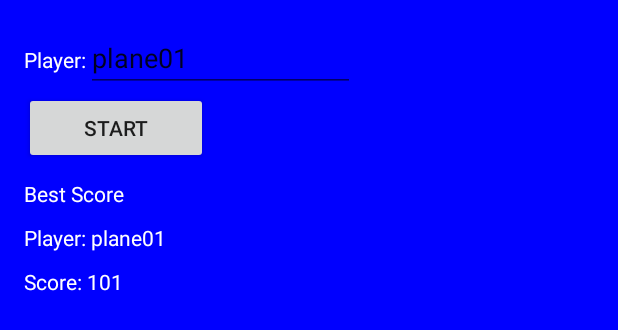
After one commit to thompsonx/CloudyTrip2D, an Android app: the layout activity_menu.xml on its own in the app's theme, with its tools: preview values and no code run, on a phone screen of 412 x 824 dp. The commit adds this screen. Shown: the top 330 px of the screen. Run offline under Robolectric (Android 15) with nearby library versions, the phone set to English and light mode, and no system bars.

Commit message:
Saving score, welcome/menu activity

```diff
--- a/app/src/main/java/com/tamz2/pan0068/cloudytrip2d/objects/Cloud.java
+++ b/app/src/main/java/com/tamz2/pan0068/cloudytrip2d/objects/Cloud.java
@@ -12,7 +12,7 @@ import com.tamz2.pan0068.cloudytrip2d.views.GameView;
  */
 public class Cloud extends GameObject {
 
-    private static final int DEFAULT_SPEED = -8;
+    public static final int DEFAULT_SPEED = -8;
 
     private boolean active = true;
 
--- a/app/src/main/java/com/tamz2/pan0068/cloudytrip2d/views/GameThread.java
+++ b/app/src/main/java/com/tamz2/pan0068/cloudytrip2d/views/GameThread.java
@@ -30,6 +30,7 @@ public class GameThread extends Thread {
     public void setRunning(boolean running) {
         this.running = running;
     }
+    public boolean isRunning() {return running;}
 
     @Override
     public void run() {
--- /dev/null
+++ b/app/src/main/res/layout/activity_menu.xml
@@ -0,0 +1,91 @@
+<RelativeLayout xmlns:android="http://schemas.android.com/apk/res/android"
+    xmlns:tools="http://schemas.android.com/tools" android:layout_width="match_parent"
+    android:layout_height="match_parent" android:paddingLeft="@dimen/activity_horizontal_margin"
+    android:paddingRight="@dimen/activity_horizontal_margin"
+    android:paddingTop="@dimen/activity_vertical_margin"
+    android:paddingBottom="@dimen/activity_vertical_margin"
+    tools:context="com.tamz2.pan0068.cloudytrip2d.MenuActivity"
+    android:background="#0000ff">
+
+    <LinearLayout
+        android:orientation="horizontal"
+        android:layout_width="match_parent"
+        android:layout_height="match_parent"
+        android:layout_alignParentTop="true"
+        android:layout_alignParentLeft="true"
+        android:layout_alignParentStart="true"
+        android:weightSum="1"
+        android:focusable="true"
+        android:focusableInTouchMode="true"
+        android:clickable="true"
+        android:contextClickable="true">
+
+        <LinearLayout
+            android:orientation="vertical"
+            android:layout_width="wrap_content"
+            android:layout_height="match_parent"
+            android:layout_weight="0.18">
+
+            <LinearLayout
+                android:orientation="horizontal"
+                android:layout_width="match_parent"
+                android:layout_height="wrap_content">
+
+                <TextView
+                    android:layout_width="wrap_content"
+                    android:layout_height="wrap_content"
+                    android:text="Player:"
+                    android:id="@+id/txtPlayer"
+                    android:textColor="#ffffff" />
+
+                <EditText
+                    android:layout_width="wrap_content"
+                    android:layout_height="wrap_content"
+                    android:id="@+id/editPlayer"
+                    android:layout_weight="1"
+                    android:text="plane01"
+                    android:inputType="text" />
+            </LinearLayout>
+
+            <Button
+                android:layout_width="fill_parent"
+                android:layout_height="wrap_content"
+                android:text="Start"
+                android:id="@+id/buttonStart"
+                android:layout_alignParentTop="true"
+                android:layout_alignParentRight="true"
+                android:layout_alignParentEnd="true"
+                android:layout_marginRight="98dp"
+                android:layout_marginEnd="98dp"
+                android:paddingTop="10dp"
+                android:paddingBottom="10dp"
+                android:paddingLeft="20dp"
+                android:paddingRight="20dp" />
+
+            <TextView
+                android:layout_width="fill_parent"
+                android:layout_height="wrap_content"
+                android:text="Best Score"
+                android:id="@+id/txtBestScore"
+                android:textColor="#ffffff"
+                android:layout_marginTop="10dp" />
+
+            <TextView
+                android:layout_width="fill_parent"
+                android:layout_height="wrap_content"
+                android:text="Player: plane01"
+                android:id="@+id/txtPlayerName"
+                android:textColor="#ffffff"
+                android:layout_marginTop="10dp" />
+
+            <TextView
+                android:layout_width="fill_parent"
+                android:layout_height="wrap_content"
+                android:text="Score: 101"
+                android:id="@+id/txtScore"
+                android:textColor="#ffffff"
+                android:layout_marginTop="10dp" />
+        </LinearLayout>
+    </LinearLayout>
+
+</RelativeLayout>
--- a/app/src/main/res/values/strings.xml
+++ b/app/src/main/res/values/strings.xml
@@ -7,4 +7,5 @@
     <string name="title_activity_game">GameActivity</string>
     <string name="dummy_button">Dummy Button</string>
     <string name="dummy_content">DUMMY\nCONTENT</string>
+    <string name="title_activity_menu">CloudyTrip 2D</string>
 </resources>
```
Also changed, not shown: app/src/main/AndroidManifest.xml (+8 -2 lines), app/src/main/java/com/tamz2/pan0068/cloudytrip2d/GameActivity.java (+24 -2 lines), app/src/main/java/com/tamz2/pan0068/cloudytrip2d/IEndGameListener.java (added, +10 -0 lines), app/src/main/java/com/tamz2/pan0068/cloudytrip2d/MenuActivity.java (added, +99 -0 lines), app/src/main/java/com/tamz2/pan0068/cloudytrip2d/views/GameView.java (+55 -21 lines), app/src/main/res/menu/menu_menu.xml (added, +7 -0 lines).
